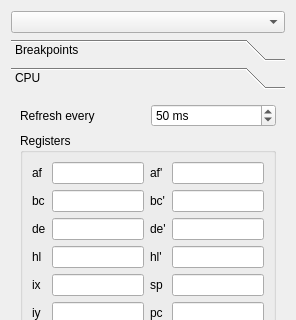
labsin/TilEm, file gui-qt/calcdebuger.ui: the form before one commit; both pictures show x 0 to 296 and y 0 to 320 of the 296 by 592 pixel window.
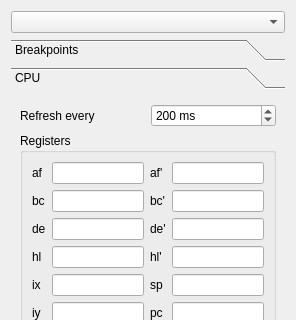
The form after the commit. Custom widgets are drawn as their Qt base class.

The edit to the form file:
```diff
--- a/gui-qt/calcdebuger.ui
+++ b/gui-qt/calcdebuger.ui
@@ -199,10 +199,10 @@
           <string> ms</string>
          </property>
          <property name="maximum">
-          <number>1000</number>
+          <number>10000</number>
          </property>
          <property name="value">
-          <number>50</number>
+          <number>200</number>
          </property>
         </widget>
        </item>
```
